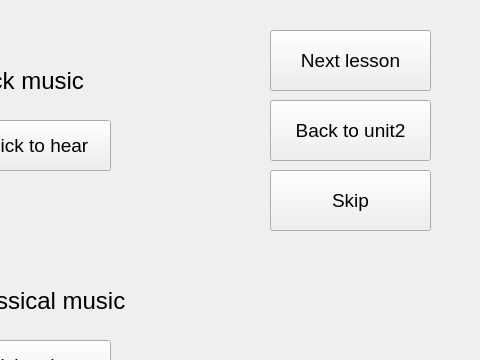
Above: SPCK/Gui/music1.ui from trongphuc1/TL-C4K-PTI01- before the change; both pictures show x 320 to 800 and y 0 to 360 of the 800 by 917 pixel window. Below: the same form after it.
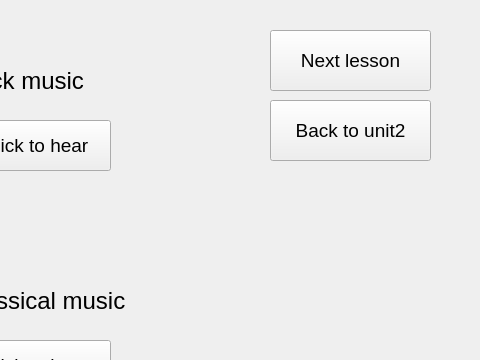
That is the form after the change. Icons and pictures are not drawn.

```diff
--- a/SPCK/Gui/music1.ui
+++ b/SPCK/Gui/music1.ui
@@ -252,24 +252,6 @@
      <string>Back to unit2</string>
     </property>
    </widget>
-   <widget class="QPushButton" name="pushButton_6">
-    <property name="geometry">
-     <rect>
-      <x>590</x>
-      <y>170</y>
-      <width>161</width>
-      <height>61</height>
-     </rect>
-    </property>
-    <property name="font">
-     <font>
-      <pointsize>14</pointsize>
-     </font>
-    </property>
-    <property name="text">
-     <string>Skip</string>
-    </property>
-   </widget>
    <widget class="QPushButton" name="pushButton_7">
     <property name="geometry">
      <rect>
```
